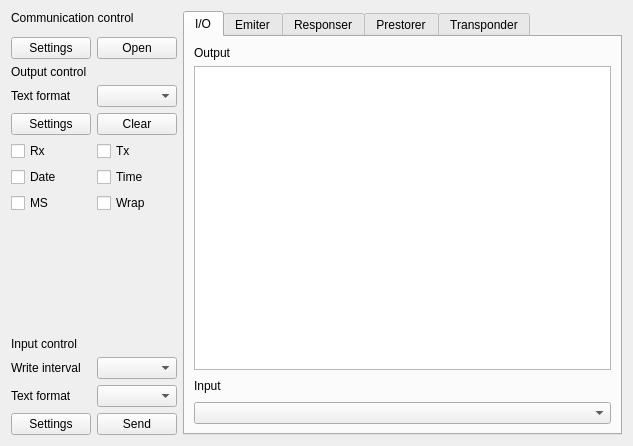
This is src/toolboxui/base/SAKToolBoxUi.ui in x-tools-author/x-tools as Qt 5 draws it before an edit. The edited form follows.
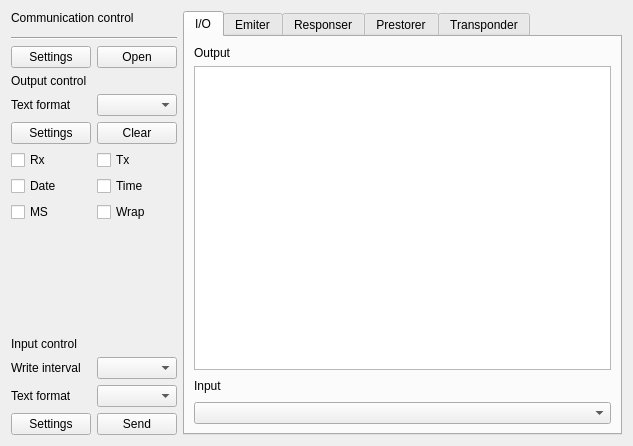
This is the edited form.

```diff
--- a/src/toolboxui/base/SAKToolBoxUi.ui
+++ b/src/toolboxui/base/SAKToolBoxUi.ui
@@ -120,111 +120,110 @@
       <property name="bottomMargin">
        <number>0</number>
       </property>
-      <item row="0" column="0" colspan="2">
-       <widget class="QLabel" name="label_2">
-        <property name="text">
-         <string>Communication control</string>
-        </property>
-       </widget>
-      </item>
-      <item row="1" column="0" colspan="2">
-       <widget class="QWidget" name="widgetController" native="true">
-        <property name="minimumSize">
-         <size>
-          <width>0</width>
-          <height>0</height>
-         </size>
-        </property>
-       </widget>
-      </item>
-      <item row="2" column="0">
-       <widget class="QPushButton" name="pushButtonDeviceSettings">
-        <property name="text">
-         <string>Settings</string>
-        </property>
-       </widget>
-      </item>
-      <item row="2" column="1">
-       <widget class="QPushButton" name="pushButtonDeviceOpen">
-        <property name="text">
-         <string>Open</string>
-        </property>
-       </widget>
-      </item>
-      <item row="3" column="0">
-       <widget class="QLabel" name="label_3">
-        <property name="text">
-         <string>Output control</string>
-        </property>
-       </widget>
-      </item>
-      <item row="4" column="0">
-       <widget class="QLabel" name="label_9">
-        <property name="text">
-         <string>Text format</string>
-        </property>
-       </widget>
-      </item>
-      <item row="4" column="1">
-       <widget class="QComboBox" name="comboBox"/>
-      </item>
-      <item row="5" column="0">
-       <widget class="QPushButton" name="pushButtonOutputSettings">
-        <property name="text">
-         <string>Settings</string>
-        </property>
-       </widget>
-      </item>
       <item row="5" column="1">
+       <widget class="QComboBox" name="comboBox"/>
+      </item>
+      <item row="12" column="1">
+       <widget class="QComboBox" name="comboBoxInputIntervel"/>
+      </item>
+      <item row="6" column="1">
        <widget class="QPushButton" name="pushButtonOutputClear">
         <property name="text">
          <string>Clear</string>
         </property>
        </widget>
       </item>
-      <item row="6" column="0">
+      <item row="5" column="0">
+       <widget class="QLabel" name="label_9">
+        <property name="text">
+         <string>Text format</string>
+        </property>
+       </widget>
+      </item>
+      <item row="13" column="0">
+       <widget class="QLabel" name="label_6">
+        <property name="text">
+         <string>Text format</string>
+        </property>
+       </widget>
+      </item>
+      <item row="14" column="0">
+       <widget class="QPushButton" name="pushButtonInputSettings">
+        <property name="text">
+         <string>Settings</string>
+        </property>
+       </widget>
+      </item>
+      <item row="7" column="0">
        <widget class="QCheckBox" name="checkBoxOutputRx">
         <property name="text">
          <string>Rx</string>
         </property>
        </widget>
       </item>
-      <item row="6" column="1">
-       <widget class="QCheckBox" name="checkBoxOutputTx">
+      <item row="12" column="0">
+       <widget class="QLabel" name="label_5">
         <property name="text">
-         <string>Tx</string>
+         <string>Write interval</string>
         </property>
        </widget>
       </item>
-      <item row="7" column="0">
-       <widget class="QCheckBox" name="checkBoxOutputDate">
+      <item row="3" column="1">
+       <widget class="QPushButton" name="pushButtonDeviceOpen">
         <property name="text">
-         <string>Date</string>
+         <string>Open</string>
         </property>
        </widget>
       </item>
-      <item row="7" column="1">
-       <widget class="QCheckBox" name="checkBoxOutputTime">
+      <item row="6" column="0">
+       <widget class="QPushButton" name="pushButtonOutputSettings">
         <property name="text">
-         <string>Time</string>
+         <string>Settings</string>
         </property>
        </widget>
       </item>
-      <item row="8" column="0">
+      <item row="4" column="0">
+       <widget class="QLabel" name="label_3">
+        <property name="text">
+         <string>Output control</string>
+        </property>
+       </widget>
+      </item>
+      <item row="1" column="0" colspan="2">
+       <widget class="QWidget" name="widgetController" native="true">
+        <property name="minimumSize">
+         <size>
+          <width>0</width>
+          <height>0</height>
+         </size>
+        </property>
+       </widget>
+      </item>
+      <item row="13" column="1">
+       <widget class="QComboBox" name="comboBoxInputFormat"/>
+      </item>
+      <item row="0" column="0" colspan="2">
+       <widget class="QLabel" name="label_2">
+        <property name="text">
+         <string>Communication control</string>
+        </property>
+       </widget>
+      </item>
+      <item row="11" column="0">
+       <widget class="QLabel" name="label_4">
+        <property name="text">
+         <string>Input control</string>
+        </property>
+       </widget>
+      </item>
+      <item row="9" column="0">
        <widget class="QCheckBox" name="checkBoxOutputMs">
         <property name="text">
          <string>MS</string>
         </property>
        </widget>
       </item>
-      <item row="8" column="1">
-       <widget class="QCheckBox" name="checkBoxOutputWrap">
-        <property name="text">
-         <string>Wrap</string>
-        </property>
-       </widget>
-      </item>
-      <item row="9" column="0">
+      <item row="10" column="0">
        <spacer name="verticalSpacer">
         <property name="orientation">
          <enum>Qt::Vertical</enum>
@@ -237,47 +236,55 @@
         </property>
        </spacer>
       </item>
-      <item row="10" column="0">
-       <widget class="QLabel" name="label_4">
-        <property name="text">
-         <string>Input control</string>
-        </property>
-       </widget>
-      </item>
-      <item row="11" column="0">
-       <widget class="QLabel" name="label_5">
-        <property name="text">
-         <string>Write interval</string>
-        </property>
-       </widget>
-      </item>
-      <item row="11" column="1">
-       <widget class="QComboBox" name="comboBoxInputIntervel"/>
-      </item>
-      <item row="12" column="0">
-       <widget class="QLabel" name="label_6">
-        <property name="text">
-         <string>Text format</string>
-        </property>
-       </widget>
-      </item>
-      <item row="12" column="1">
-       <widget class="QComboBox" name="comboBoxInputFormat"/>
-      </item>
-      <item row="13" column="0">
-       <widget class="QPushButton" name="pushButtonInputSettings">
-        <property name="text">
-         <string>Settings</string>
-        </property>
-       </widget>
-      </item>
-      <item row="13" column="1">
+      <item row="14" column="1">
        <widget class="QPushButton" name="pushButtonInputSend">
         <property name="text">
          <string>Send</string>
         </property>
        </widget>
       </item>
+      <item row="8" column="0">
+       <widget class="QCheckBox" name="checkBoxOutputDate">
+        <property name="text">
+         <string>Date</string>
+        </property>
+       </widget>
+      </item>
+      <item row="8" column="1">
+       <widget class="QCheckBox" name="checkBoxOutputTime">
+        <property name="text">
+         <string>Time</string>
+        </property>
+       </widget>
+      </item>
+      <item row="7" column="1">
+       <widget class="QCheckBox" name="checkBoxOutputTx">
+        <property name="text">
+         <string>Tx</string>
+        </property>
+       </widget>
+      </item>
+      <item row="9" column="1">
+       <widget class="QCheckBox" name="checkBoxOutputWrap">
+        <property name="text">
+         <string>Wrap</string>
+        </property>
+       </widget>
+      </item>
+      <item row="3" column="0">
+       <widget class="QPushButton" name="pushButtonDeviceSettings">
+        <property name="text">
+         <string>Settings</string>
+        </property>
+       </widget>
+      </item>
+      <item row="2" column="0" colspan="2">
+       <widget class="Line" name="line">
+        <property name="orientation">
+         <enum>Qt::Horizontal</enum>
+        </property>
+       </widget>
+      </item>
      </layout>
     </widget>
    </item>
```
